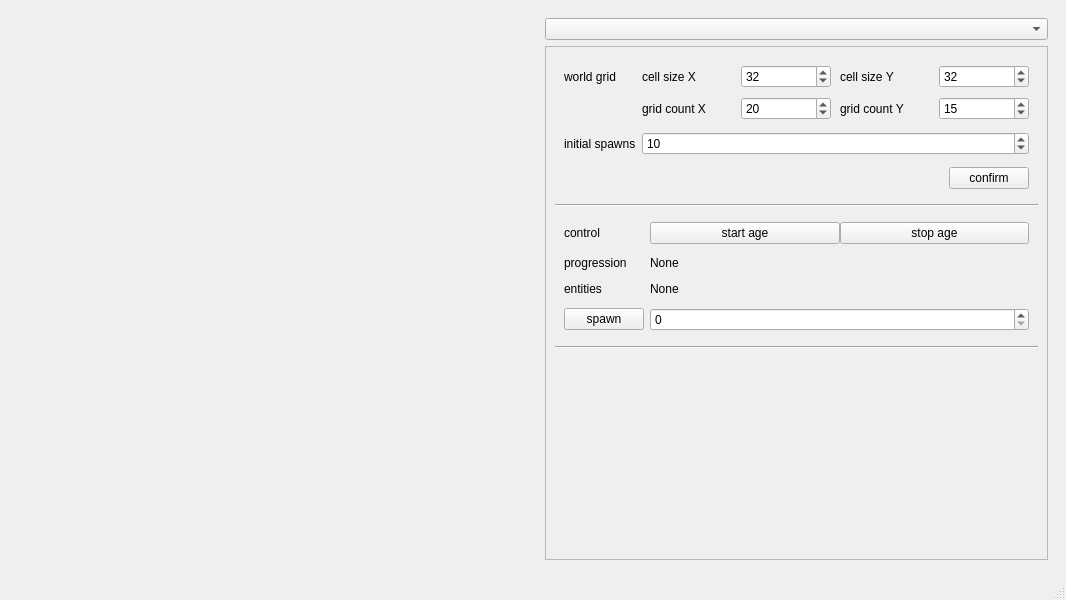
This is function/ui/MainWindow.ui in yenru0/natural_selection_environment as Qt 5 draws it before an edit. The edited form follows.
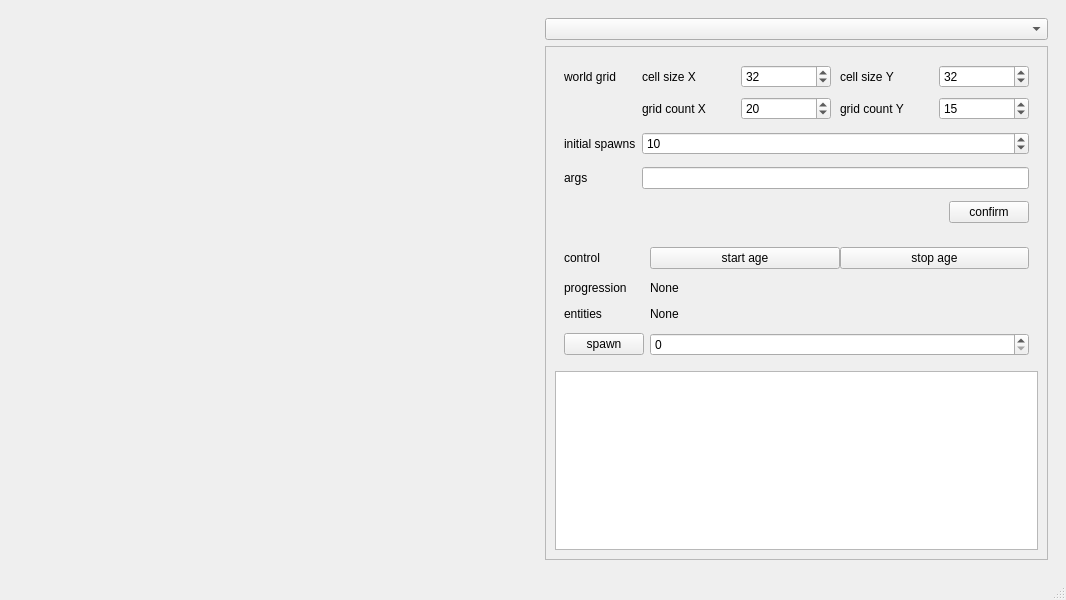
This is the edited form.

What changed in the file:
```diff
--- a/function/ui/MainWindow.ui
+++ b/function/ui/MainWindow.ui
@@ -158,24 +158,7 @@
                 </item>
                </layout>
               </item>
-              <item row="1" column="0">
-               <widget class="QLabel" name="lbl_initspawn">
-                <property name="text">
-                 <string>initial spawns</string>
-                </property>
-               </widget>
-              </item>
-              <item row="1" column="1">
-               <widget class="QSpinBox" name="spbox_initspawn">
-                <property name="maximum">
-                 <number>16384</number>
-                </property>
-                <property name="value">
-                 <number>10</number>
-                </property>
-               </widget>
-              </item>
-              <item row="2" column="1">
+              <item row="5" column="1">
                <layout class="QHBoxLayout" name="layout_w_confirm">
                 <item>
                  <spacer name="horizontalSpacer">
@@ -199,22 +182,36 @@
                 </item>
                </layout>
               </item>
+              <item row="2" column="0">
+               <widget class="QLabel" name="lbl_initspawn">
+                <property name="text">
+                 <string>initial spawns</string>
+                </property>
+               </widget>
+              </item>
+              <item row="4" column="0">
+               <widget class="QLabel" name="lbl_args">
+                <property name="text">
+                 <string>args</string>
+                </property>
+               </widget>
+              </item>
+              <item row="4" column="1">
+               <widget class="QLineEdit" name="ledit_args"/>
+              </item>
+              <item row="2" column="1">
+               <widget class="QSpinBox" name="spbox_initspawn">
+                <property name="maximum">
+                 <number>16384</number>
+                </property>
+                <property name="value">
+                 <number>10</number>
+                </property>
+               </widget>
+              </item>
              </layout>
             </widget>
            </item>
-           <item>
-            <widget class="Line" name="line">
-             <property name="sizePolicy">
-              <sizepolicy hsizetype="Minimum" vsizetype="Fixed">
-               <horstretch>0</horstretch>
-               <verstretch>0</verstretch>
-              </sizepolicy>
-             </property>
-             <property name="orientation">
-              <enum>Qt::Horizontal</enum>
-             </property>
-            </widget>
-           </item>
            <item>
             <widget class="QWidget" name="form_c" native="true">
              <property name="sizePolicy">
@@ -298,9 +295,12 @@
             </widget>
            </item>
            <item>
-            <widget class="Line" name="line_2">
-             <property name="orientation">
-              <enum>Qt::Horizontal</enum>
+            <widget class="QTextBrowser" name="textli">
+             <property name="font">
+              <font>
+               <family>Malgun Gothic</family>
+               <pointsize>11</pointsize>
+              </font>
              </property>
             </widget>
            </item>
```
